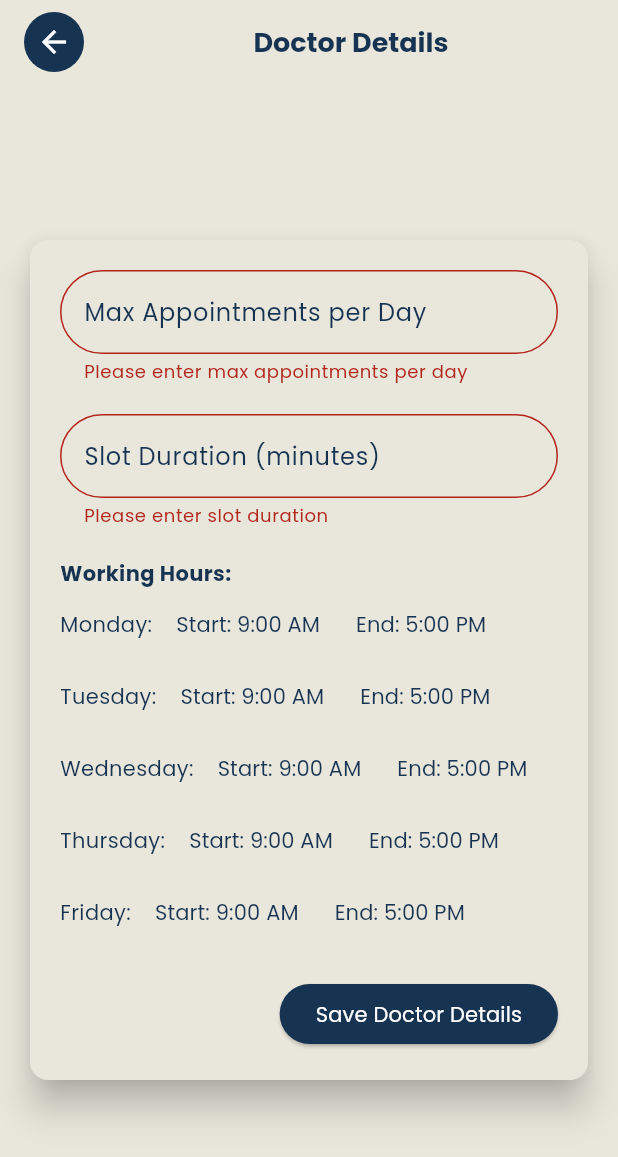
After one commit to jayan110105/OpthaDoc, a Flutter app: the DoctorDetailsForm screen opened directly, after a tap on "Save Doctor Details", on a phone screen of 412 x 824 dp. The commit adds this screen. Shown: the top 1157 px of the screen. Run offline on Flutter 3.47's test engine with Material 3 defaults, Android fonts, the phone set to English and light mode, and no system bars; our stand-ins replace cloud_firestore, connectivity_plus, firebase_auth, firebase_core, firebase_storage, hive and 5 more; missing offline and left inert: google_mlkit_text_recognition; accounts and stored records are empty.

Commit message:
Doctor Details

```diff
--- a/lib/main.dart
+++ b/lib/main.dart
@@ -14,7 +14,6 @@ import 'package:optha_doc/ui/screens/dashboard.dart';
 import 'package:hive/hive.dart';
 import 'package:hive_flutter/hive_flutter.dart';
 import 'package:connectivity_plus/connectivity_plus.dart';
-import 'package:optha_doc/ui/screens/ChangePassword.dart';
 
 void main() async {
 
--- a/lib/ui/screens/ChangePassword.dart
+++ b/lib/ui/screens/ChangePassword.dart
@@ -2,6 +2,7 @@ import 'package:flutter/material.dart';
 import 'package:firebase_auth/firebase_auth.dart';
 import 'package:cloud_firestore/cloud_firestore.dart';
 import 'package:logger/logger.dart';
+import 'package:optha_doc/ui/screens/DoctorDetails.dart';
 
 class ChangePassword extends StatefulWidget {
   final String email;
@@ -41,6 +42,9 @@ class _ChangePasswordState extends State<ChangePassword> {
 
         _logger.i("Password changed successfully for user: ${widget.email}");
 
+        DocumentSnapshot userDoc = await _firestore.collection('users').doc(user.uid).get();
+        String role = userDoc['role'];
+
         // Show a success message or navigate to another screen
         showDialog(
           context: context,
@@ -55,7 +59,14 @@ class _ChangePasswordState extends State<ChangePassword> {
                 ),
                 onPressed: () {
                   Navigator.of(context).pop();
-                  Navigator.pushNamed(context, '/dashboard');
+                  if (role == 'Junior Doctor/ PostGraduate' || role == 'Senior Doctor/ Consultant') {
+                    Navigator.push(
+                      context,
+                      MaterialPageRoute(builder: (context) => DoctorDetailsForm()),
+                    );
+                  } else {
+                    Navigator.pushNamed(context, '/dashboard');
+                  }
                 },
                 child: const Text('OK', style: TextStyle(color: Colors.white),),
               ),
--- /dev/null
+++ b/lib/ui/screens/DoctorDetails.dart
@@ -0,0 +1,250 @@
+import 'package:cloud_firestore/cloud_firestore.dart';
+import 'package:firebase_auth/firebase_auth.dart';
+import 'package:flutter/material.dart';
+
+class DoctorDetailsForm extends StatefulWidget {
+  @override
+  _DoctorDetailsFormState createState() => _DoctorDetailsFormState();
+}
+
+class _DoctorDetailsFormState extends State<DoctorDetailsForm> {
+  final _formKey = GlobalKey<FormState>();
+
+  // Form field controllers
+  TextEditingController maxAppointmentsPerDayController = TextEditingController();
+  TextEditingController slotDurationController = TextEditingController();
+
+  Map<String, TimeOfDay> workingHoursStart = {};
+  Map<String, TimeOfDay> workingHoursEnd = {};
+
+  @override
+  void initState() {
+    super.initState();
+
+    // Initialize working hours for each weekday
+    List<String> weekdays = ["Monday", "Tuesday", "Wednesday", "Thursday", "Friday"];
+    for (var day in weekdays) {
+      workingHoursStart[day] = TimeOfDay(hour: 9, minute: 0);
+      workingHoursEnd[day] = TimeOfDay(hour: 17, minute: 0);
+    }
+  }
+
+  // Function to pick a time
+  Future<void> _selectTime(BuildContext context, String day, bool isStart) async {
+    TimeOfDay initialTime = isStart ? workingHoursStart[day]! : workingHoursEnd[day]!;
+    TimeOfDay? picked = await showTimePicker(
+        context: context,
+        initialTime: initialTime,
+        builder: (BuildContext context, Widget? child) {
+          return Theme(
+            data: ThemeData.light().copyWith(
+              colorScheme: ColorScheme.light(
+                primary: Color(0xFF163352), // Accent color
+                onPrimary: Color(0xFFE9E6DB), // Text color on accent color
+                onSurface: Color(0xFF163352), // Text color on surface
+                secondary: Color(0xFF163352),
+                onSecondary: Color(0xFFE9E6DB),// Background color
+              ),
+              dialogBackgroundColor: Color(0xFFE9E6DB),
+            ),
+            child: child!,
+          );
+        },
+    );
+    if (picked != null && picked != initialTime) {
+      setState(() {
+        if (isStart) {
+          workingHoursStart[day] = picked;
+        } else {
+          workingHoursEnd[day] = picked;
+        }
+      });
+    }
+  }
+
+  // Function to validate and save form data
+  Future<void> _submitForm() async {
+    if (_formKey.currentState!.validate()) {
+      // Save form data to variables or send to a database
+      Map<String, dynamic> doctorData = {
+        "maxAppointmentsPerDay": int.parse(maxAppointmentsPerDayController.text),
+        "slotDuration": int.parse(slotDurationController.text),
+        "workingHours": {
+          for (var day in workingHoursStart.keys)
+            day: {
+              "start": workingHoursStart[day]!.format(context),
+              "end": workingHoursEnd[day]!.format(context),
+            }
+        },
+      };
+
+      try {
+        User? user = FirebaseAuth.instance.currentUser;
+        if (user != null) {
+          doctorData["doctorId"] = user.uid; // Add doctorId to doctorData
+          await FirebaseFirestore.instance.collection('doctors').add(doctorData);
+          ScaffoldMessenger.of(context).showSnackBar(SnackBar(content: Text('Doctor details saved successfully!')));
+          Navigator.pushNamed(context, '/dashboard');
+        } else {
+          ScaffoldMessenger.of(context).showSnackBar(SnackBar(content: Text('No user logged in')));
+        }
+      } catch (e) {
+        ScaffoldMessenger.of(context).showSnackBar(SnackBar(content: Text('Error saving doctor details: $e')));
+      }
+    }
+    }
+
+  @override
+  Widget build(BuildContext context) {
+    return Scaffold(
+      backgroundColor: Color(0xFFE9E6DB),
+      appBar: AppBar(
+          backgroundColor: Color(0xFFE9E6DB),
+          title: Center(
+            child: Text(
+              "Doctor Details",
+              style: TextStyle(
+                fontSize: 18,
+                fontWeight: FontWeight.bold,
+                color:Color(0xFF163352),
+              ), // Reduced font size
+            ),
+          ),
+          leading: Padding(
+            padding: const EdgeInsets.only(left: 16.0),
+            child: Container(
+              decoration: BoxDecoration(
+                color: Color(0xFF163352),
+                shape: BoxShape.circle,
+              ),
+              child: IconButton(
+                icon: Icon(
+                    Icons.arrow_back,
+                    color: Colors.white
+                ),
+                onPressed: () {
+                  Navigator.of(context).pop();
+                },
+              ),
+            ),
+          )
+      ),
+      body: Center(
+        child: SingleChildScrollView(
+          // padding: EdgeInsets.all(16.0),
+          child: Padding(
+            padding: const EdgeInsets.all(16.0),
+            child: Card(
+              color: Color(0xFFE9E6DB),
+              elevation: 10,
+              child: Form(
+                key: _formKey,
+                child: Padding(
+                  padding: const EdgeInsets.all(20.0),
+                  child: Column(
+                    crossAxisAlignment: CrossAxisAlignment.start,
+                    children: [
+                      // Max Appointments per Day
+                      TextFormField(
+                        cursorColor: Color(0xFF163352),
+                        controller: maxAppointmentsPerDayController,
+                        decoration: InputDecoration(
+                          labelStyle: const TextStyle(
+                            color: Color(0xFF163352),
+                          ),
+                          labelText: 'Max Appointments per Day',
+                          border: OutlineInputBorder(
+                            borderRadius: BorderRadius.circular(30),
+                          ),
+                          focusedBorder: OutlineInputBorder(
+                            borderRadius: BorderRadius.circular(30),
+                            borderSide: BorderSide(
+                              color: Color(0xFF163352),
+                            ),
+                          ),
+                        ),
+                        // InputDecoration(labelText: ),
+                        keyboardType: TextInputType.number,
+                        validator: (value) {
+                          if (value == null || value.isEmpty) return 'Please enter max appointments per day';
+                          return null;
+                        },
+                      ),
+                      SizedBox(height: 20),
+                      // Slot Duration
+                      TextFormField(
+                        cursorColor: Color(0xFF163352),
+                        controller: slotDurationController,
+                        decoration: InputDecoration(
+                          labelStyle: const TextStyle(
+                            color: Color(0xFF163352),
+                          ),
+                          labelText: 'Slot Duration (minutes)',
+                          border: OutlineInputBorder(
+                            borderRadius: BorderRadius.circular(30),
+                          ),
+                          focusedBorder: OutlineInputBorder(
+                            borderRadius: BorderRadius.circular(30),
+                            borderSide: BorderSide(
+                              color: Color(0xFF163352),
+                            ),
+                          ),
+                        ),
+                        // InputDecoration(labelText: 'Slot Duration (minutes)'),
+                        keyboardType: TextInputType.number,
+                        validator: (value) {
+                          if (value == null || value.isEmpty) return 'Please enter slot duration';
+                          return null;
+                        },
+                      ),
+
+                      // Working Hours
+                      SizedBox(height: 20),
+                      Text('Working Hours:', style: TextStyle(fontWeight: FontWeight.bold)),
+                      ...workingHoursStart.keys.map((day) {
+                        return Row(
+                          children: [
+                            Text('$day: '),
+                            Container(
+                              child: TextButton(
+                                onPressed: () => _selectTime(context, day, true),
+                                child: Text(
+                                    'Start: ${workingHoursStart[day]!.format(context)}',
+                                    style: TextStyle(color: Color(0xFF163352)),
+                                ),
+                              ),
+                            ),
+                            TextButton(
+                              onPressed: () => _selectTime(context, day, false),
+                              child: Text(
+                                  'End: ${workingHoursEnd[day]!.format(context)}',
+                                  style: TextStyle(color: Color(0xFF163352)),
+                              ),
+                            ),
+                          ],
+                        );
+                      }).toList(),
+                      SizedBox(height: 20),
+                      Row(
+                        children: [
+                          Spacer(),
+                          ElevatedButton(
+                            onPressed: _submitForm,
+                            style: ElevatedButton.styleFrom(
+                              backgroundColor: Color(0xFF163352), // Set the background color
+                            ),
+                            child: Text('Save Doctor Details', style: TextStyle(color: Colors.white),),
+                          ),
+                        ],
+                      ),
+                    ],
+                  ),
+                ),
+              ),
+            ),
+          ),
+        ),
+      ),
+    );
+  }
+}
--- a/lib/ui/screens/dashboard.dart
+++ b/lib/ui/screens/dashboard.dart
@@ -8,6 +8,7 @@ import 'package:hive/hive.dart';
 import 'package:optha_doc/services/Hive/optometry_details.dart';
 import 'package:optha_doc/services/Hive/patients.dart';
 import 'package:optha_doc/ui/screens/appointment.dart';
+import 'package:optha_doc/ui/screens/DoctorDetails.dart';
 
 class Dashboard extends StatefulWidget {
   const Dashboard({super.key});
@@ -450,6 +451,13 @@ class _DashboardState extends State<Dashboard> {
           _buildDashboardButton(Icons.admin_panel_settings, 'Register User', () {
             Navigator.pushNamed(context, '/register');
           }),
+        if (role == 'Admin')
+          _buildDashboardButton(Icons.medical_services, 'Details', () {
+            Navigator.push(
+                context,
+                MaterialPageRoute(builder: (context) => DoctorDetailsForm())
+            );
+          }),
       ],
     );
   }
--- a/lib/ui/screens/register.dart
+++ b/lib/ui/screens/register.dart
@@ -33,6 +33,27 @@ class _RegisterState extends State<Register> {
   Widget build(BuildContext context) {
     return Scaffold(
       backgroundColor: Color(0xFFE9E6DB),
+      appBar: AppBar(
+          backgroundColor: Color(0xFFE9E6DB),
+          leading: Padding(
+            padding: const EdgeInsets.only(left: 16.0),
+            child: Container(
+              decoration: BoxDecoration(
+                color: Color(0xFF163352),
+                shape: BoxShape.circle,
+              ),
+              child: IconButton(
+                icon: Icon(
+                    Icons.arrow_back,
+                    color: Colors.white
+                ),
+                onPressed: () {
+                  Navigator.of(context).pop();
+                },
+              ),
+            ),
+          )
+      ),
       body: Center(
         child: SingleChildScrollView(
           child: Padding(
@@ -65,7 +86,7 @@ class _RegisterState extends State<Register> {
                               size: 30,
                           ),
                           SizedBox(width: 10,),
-                          Expanded(child: _buildTextField("Username", _usernameController, false)),
+                          Expanded(child: _buildTextField("Name", _usernameController, false)),
                         ],
                       ),
                       const SizedBox(height: 20),
```
